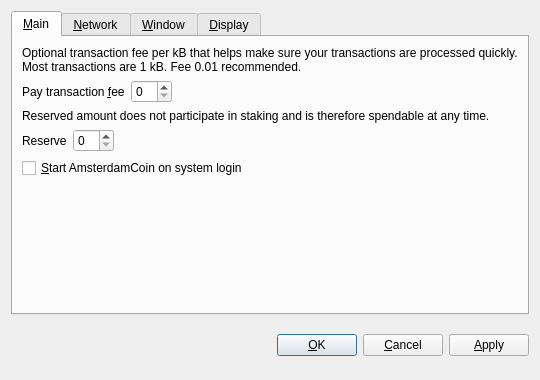
The window that src/qt/forms/optionsdialog.ui (CoinBuild/AmsterdamCoin) describes before a commit, drawn with Qt 5.
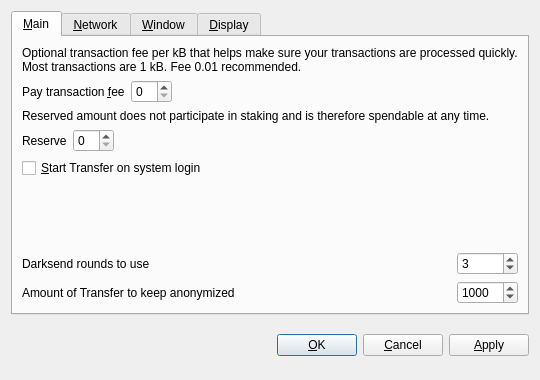
The same window after the commit. Custom widgets are drawn as their Qt base class.

Diff of the .ui file:
```diff
--- a/src/qt/forms/optionsdialog.ui
+++ b/src/qt/forms/optionsdialog.ui
@@ -29,8 +29,8 @@
       <attribute name="title">
        <string>&amp;Main</string>
       </attribute>
-      <layout class="QVBoxLayout" name="verticalLayout_Main">
-       <item>
+      <layout class="QGridLayout" name="gridLayout">
+       <item row="0" column="0" colspan="2">
         <widget class="QLabel" name="transactionFeeInfoLabel">
          <property name="text">
           <string>Optional transaction fee per kB that helps make sure your transactions are processed quickly. Most transactions are 1 kB. Fee 0.01 recommended.</string>
@@ -43,7 +43,7 @@
          </property>
         </widget>
        </item>
-       <item>
+       <item row="1" column="0">
         <layout class="QHBoxLayout" name="horizontalLayoutFee">
          <item>
           <widget class="QLabel" name="transactionFeeLabel">
@@ -76,7 +76,7 @@
          </item>
         </layout>
        </item>
-       <item>
+       <item row="2" column="0" colspan="2">
         <widget class="QLabel" name="reserveBalanceInfoLabel">
          <property name="text">
           <string>Reserved amount does not participate in staking and is therefore spendable at any time.</string>
@@ -89,7 +89,7 @@
          </property>
         </widget>
        </item>
-       <item>
+       <item row="3" column="0">
         <layout class="QHBoxLayout" name="horizontalLayoutReserveBalance">
          <item>
           <widget class="QLabel" name="reserveBalanceLabel">
@@ -122,17 +122,17 @@
          </item>
         </layout>
        </item>
-       <item>
+       <item row="4" column="0">
         <widget class="QCheckBox" name="bitcoinAtStartup">
          <property name="toolTip">
-          <string>Automatically start AmsterdamCoin after logging in to the system.</string>
+          <string>Automatically start Transfer after logging in to the system.</string>
          </property>
          <property name="text">
-          <string>&amp;Start AmsterdamCoin on system login</string>
+          <string>&amp;Start Transfer on system login</string>
          </property>
         </widget>
        </item>
-       <item>
+       <item row="5" column="0">
         <spacer name="verticalSpacer_Main">
          <property name="orientation">
           <enum>Qt::Vertical</enum>
@@ -145,6 +145,67 @@
          </property>
         </spacer>
        </item>
+       <item row="6" column="0">
+        <widget class="QLabel" name="label">
+         <property name="toolTip">
+          <string>&lt;html&gt;&lt;head/&gt;&lt;body&gt;&lt;p&gt;This setting determines the amount of individual masternodes that an input will be anonymized through. More rounds of anonymization gives a higher degree of privacy, but also costs more in fees.&lt;/p&gt;&lt;/body&gt;&lt;/html&gt;</string>
+         </property>
+         <property name="text">
+          <string>Darksend rounds to use</string>
+         </property>
+        </widget>
+       </item>
+       <item row="6" column="1">
+        <widget class="QSpinBox" name="darksendRounds">
+         <property name="minimum">
+          <number>2</number>
+         </property>
+         <property name="maximum">
+          <number>16</number>
+         </property>
+         <property name="value">
+          <number>3</number>
+         </property>
+        </widget>
+       </item>
+       <item row="7" column="0">
+        <widget class="QLabel" name="label_2">
+         <property name="toolTip">
+          <string>This amount acts as a threshold to turn off Darksend once it's reached.</string>
+         </property>
+         <property name="statusTip">
+          <string notr="true"/>
+         </property>
+         <property name="whatsThis">
+          <string notr="true"/>
+         </property>
+         <property name="accessibleName">
+          <string notr="true"/>
+         </property>
+         <property name="accessibleDescription">
+          <string notr="true"/>
+         </property>
+         <property name="text">
+          <string>Amount of Transfer to keep anonymized</string>
+         </property>
+        </widget>
+       </item>
+       <item row="7" column="1">
+        <widget class="QSpinBox" name="anonymizeTransfer">
+         <property name="minimum">
+          <number>2</number>
+         </property>
+         <property name="maximum">
+          <number>10000</number>
+         </property>
+         <property name="singleStep">
+          <number>10</number>
+         </property>
+         <property name="value">
+          <number>1000</number>
+         </property>
+        </widget>
+       </item>
       </layout>
      </widget>
      <widget class="QWidget" name="tabNetwork">
@@ -155,7 +216,7 @@
        <item>
         <widget class="QCheckBox" name="mapPortUpnp">
          <property name="toolTip">
-          <string>Automatically open the AmsterdamCoin client port on the router. This only works when your router supports UPnP and it is enabled.</string>
+          <string>Automatically open the Transfer client port on the router. This only works when your router supports UPnP and it is enabled.</string>
          </property>
          <property name="text">
           <string>Map port using &amp;UPnP</string>
@@ -165,7 +226,7 @@
        <item>
         <widget class="QCheckBox" name="connectSocks">
          <property name="toolTip">
-          <string>Connect to the AmsterdamCoin network through a SOCKS5 proxy (e.g. when connecting through Tor).</string>
+          <string>Connect to the Transfer network through a SOCKS5 proxy (e.g. when connecting through Tor).</string>
          </property>
          <property name="text">
           <string>&amp;Connect through SOCKS5 proxy:</string>
@@ -319,7 +380,7 @@
          <item>
           <widget class="QValueComboBox" name="lang">
            <property name="toolTip">
-            <string>The user interface language can be set here. This setting will take effect after restarting AmsterdamCoin.</string>
+            <string>The user interface language can be set here. This setting will take effect after restarting Transfer.</string>
            </property>
           </widget>
          </item>
@@ -359,16 +420,6 @@
          </property>
         </widget>
        </item>
-       <item>
-        <widget class="QCheckBox" name="minimizeCoinAge">
-         <property name="toolTip">
-          <string>Whether to select the coin outputs randomly or with minimal coin age.</string>
-         </property>
-         <property name="text">
-          <string>Minimize weight consumption (experimental)</string>
-         </property>
-        </widget>
-       </item>
        <item>
         <widget class="QCheckBox" name="useBlackTheme">
          <property name="text">
```
Left out of the diff: 1 changed line with no effect on the pictures.
